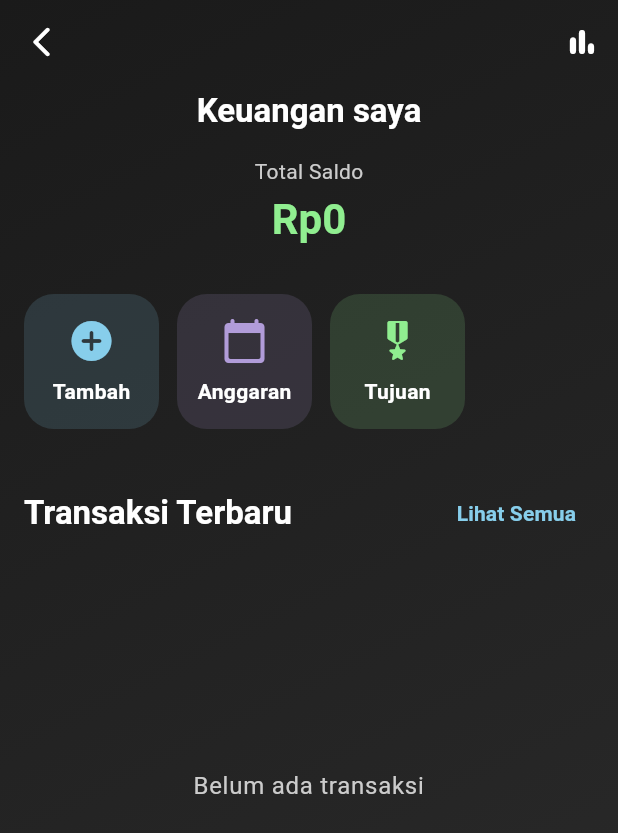
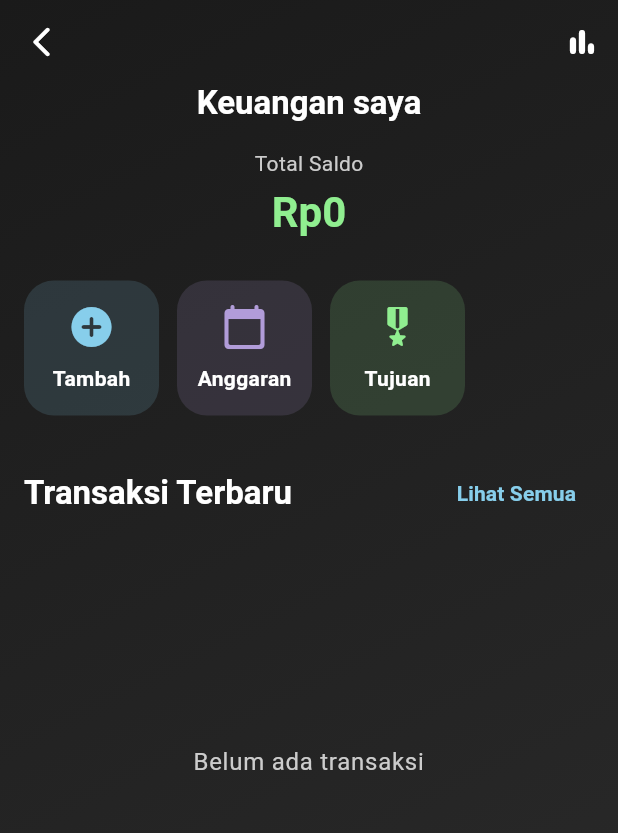
Before and after one commit to wahyualif23014/HirudoraXriverpod, a Flutter app: the FinanceOverviewPage screen opened by its route, on a phone screen of 412 x 824 dp. Shown: the top 833 px of the screen. Run offline on Flutter 3.47's test engine with Material 3 defaults, Android fonts, the phone set to English and light mode, and no system bars; our stand-ins replace equatable, firebase_core, flutter_riverpod, flutter_slidable, go_router, supabase_flutter; accounts and stored records are empty.

Commit message:
finance overview

```diff
--- a/lib/features/finance/presentation/pages/finance_overview_page.dart
+++ b/lib/features/finance/presentation/pages/finance_overview_page.dart
@@ -31,7 +31,7 @@ class FinanceOverviewPage extends ConsumerWidget {
     }
 
     return AppScaffold(
-      const SizedBox(height: 15),
+      const SizedBox(height: 10),
       title: '',
       appBarColor: AppColors.primaryBackground,
       leading: IconButton(
@@ -55,7 +55,7 @@ class FinanceOverviewPage extends ConsumerWidget {
       body: Column(
         crossAxisAlignment: CrossAxisAlignment.center,
         children: [
-          const SizedBox(height: 60),
+          const SizedBox(height: 55),
           Padding(
             padding: const EdgeInsets.symmetric(horizontal: 16.0),
             child: Align(
@@ -93,12 +93,12 @@ class FinanceOverviewPage extends ConsumerWidget {
             loading: () => const Center(child: CircularProgressIndicator(color: AppColors.accentBlue)),
             error: (error, stack) => Text('Gagal memuat saldo', style: Theme.of(context).textTheme.bodyMedium?.copyWith(color: AppColors.error)),
           ),
-          const SizedBox(height: 32),
+          const SizedBox(height: 28),
 
 
           // 2. Aksi Cepat
           _buildQuickFinanceActions(context),
-          const SizedBox(height: 32),
+          const SizedBox(height: 28),
 
           // 3. Header Transaksi Terbaru
           Padding(
@@ -127,7 +127,7 @@ class FinanceOverviewPage extends ConsumerWidget {
               ],
             ),
           ),
-          const SizedBox(height: 8),
+          const SizedBox(height: 5),
 
           // 4. Daftar Transaksi
           Expanded(
```
